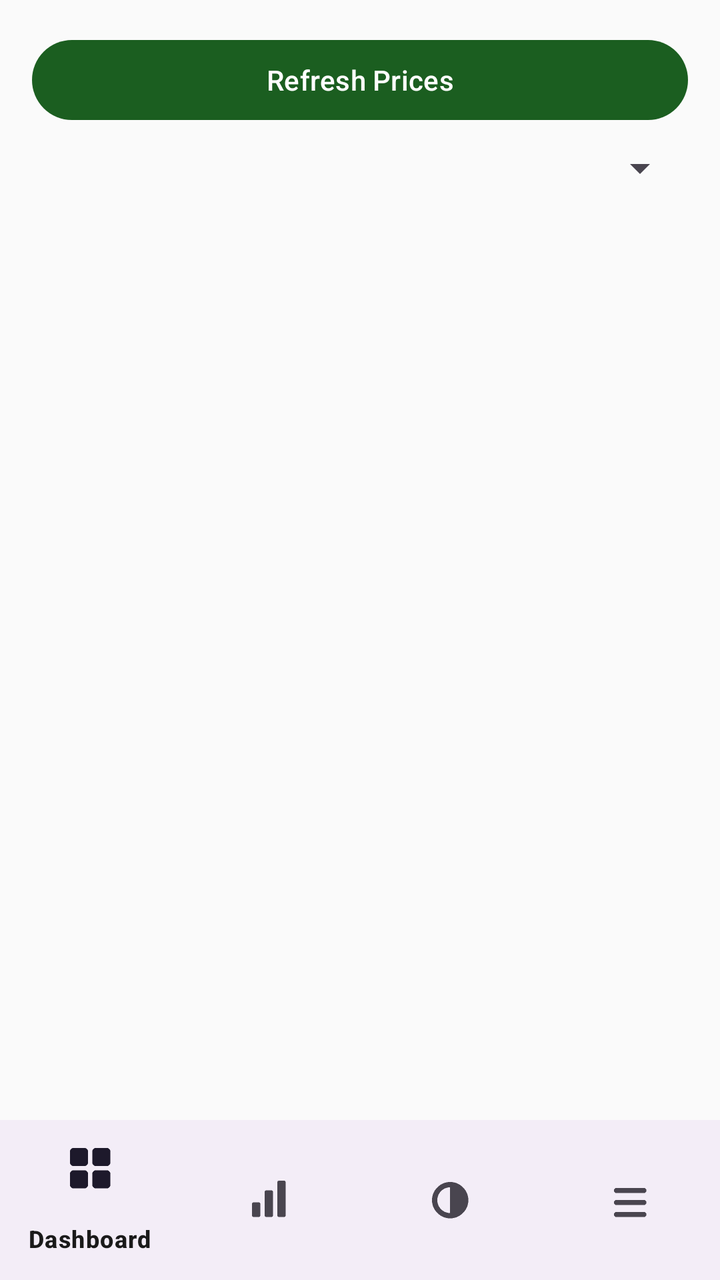
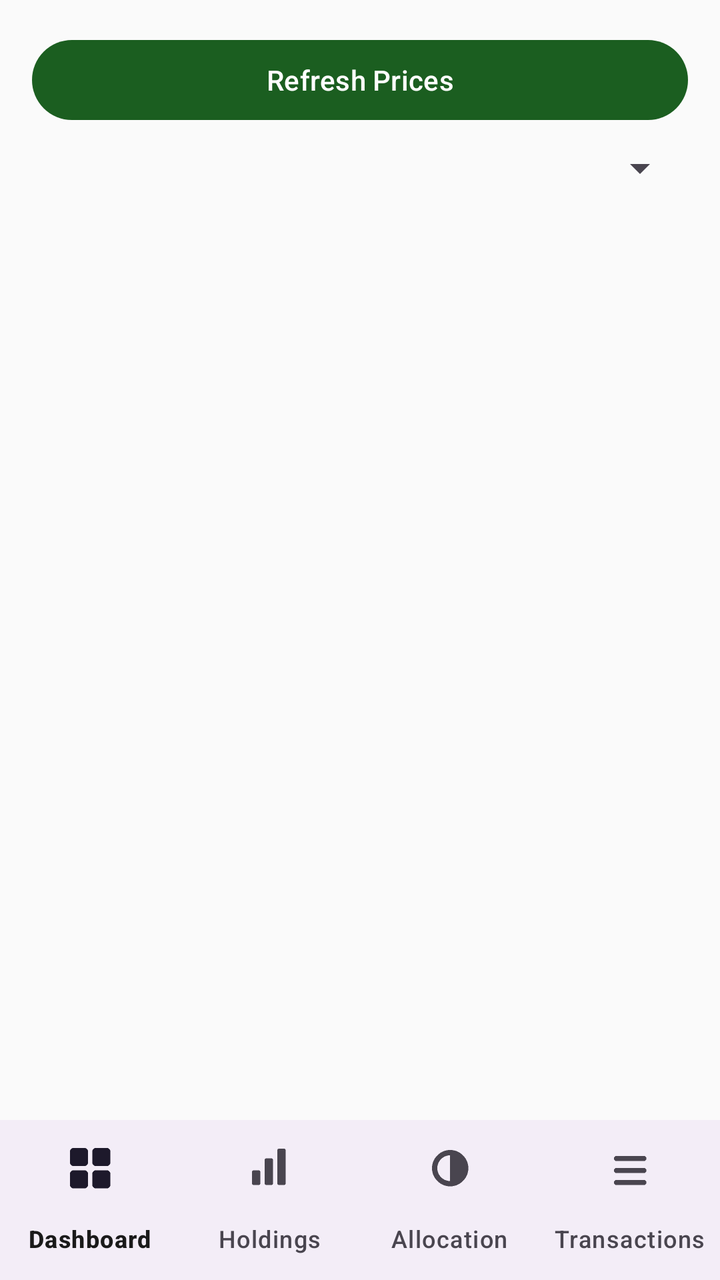

Two renders of the same Android screen: before a commit and after it. Below are the layout's source before the change and the commit's diff.
<!-- AndroidManifest.xml: application theme Theme.PersonalPortfolio -->
<!-- res/layout/activity_holdings.xml -->
<?xml version="1.0" encoding="utf-8"?>
<LinearLayout xmlns:android="http://schemas.android.com/apk/res/android"
    android:layout_width="match_parent"
    android:layout_height="match_parent"
    android:orientation="vertical">

    <LinearLayout
        android:layout_width="match_parent"
        android:layout_height="0dp"
        android:layout_weight="1"
        android:orientation="vertical"
        android:padding="16dp">

        <Button
            android:id="@+id/refreshPricesButton"
            android:layout_width="match_parent"
            android:layout_height="wrap_content"
            android:text="Refresh Prices" />

        <Spinner
            android:id="@+id/memberFilterSpinner"
            android:layout_width="match_parent"
            android:layout_height="wrap_content"
            android:layout_marginTop="8dp" />

        <TextView
            android:id="@+id/holdingsSummary"
            android:layout_width="match_parent"
            android:layout_height="wrap_content"
            android:layout_marginTop="12dp"
            android:textSize="15sp"
            android:textStyle="bold" />

        <TextView
            android:id="@+id/xirrSummary"
            android:layout_width="match_parent"
            android:layout_height="wrap_content"
            android:textSize="14sp" />

        <androidx.recyclerview.widget.RecyclerView
            android:id="@+id/holdingsRecyclerView"
            android:layout_width="match_parent"
            android:layout_height="0dp"
            android:layout_weight="1"
            android:layout_marginTop="12dp" />

    </LinearLayout>

    <com.google.android.material.bottomnavigation.BottomNavigationView
        android:id="@+id/bottomNav"
        android:layout_width="match_parent"
        android:layout_height="wrap_content"
        app:menu="@menu/bottom_nav_menu"
        xmlns:app="http://schemas.android.com/apk/res-auto" />

</LinearLayout>
<!-- resources referenced by this layout -->
<resources>
  <style name="Theme.PersonalPortfolio" parent="Theme.Material3.DayNight.NoActionBar">
          <item name="colorPrimary">@color/colorPrimary</item>
          <item name="colorPrimaryVariant">@color/colorPrimaryVariant</item>
          <item name="colorOnPrimary">@color/colorOnPrimary</item>
  
          <item name="colorSecondary">@color/colorSecondary</item>
          <item name="colorOnSecondary">@color/colorOnSecondary</item>
  
          <item name="android:colorBackground">@color/colorBackground</item>
          <item name="colorOnBackground">@color/colorOnBackground</item>
  
          <item name="colorSurface">@color/colorSurface</item>
          <item name="colorOnSurface">@color/colorOnSurface</item>
  
          <item name="android:statusBarColor">@color/colorPrimaryVariant</item>
      </style>
  <color name="colorPrimary">#1B5E20</color>
  <color name="colorPrimaryVariant">#0D3B12</color>
  <color name="colorOnPrimary">#FFFFFF</color>
  <color name="colorSecondary">#00897B</color>
  <color name="colorOnSecondary">#FFFFFF</color>
  <color name="colorBackground">#FAFAFA</color>
  <color name="colorOnBackground">#1A1A1A</color>
  <color name="colorSurface">#FFFFFF</color>
  <color name="colorOnSurface">#1A1A1A</color>
</resources>

<!-- the commit's change to res/layout/activity_holdings.xml (unified diff, before → after) -->
@@ -51,6 +51,7 @@
         android:layout_width="match_parent"
         android:layout_height="wrap_content"
         app:menu="@menu/bottom_nav_menu"
+        app:labelVisibilityMode="labeled"
         xmlns:app="http://schemas.android.com/apk/res-auto" />
 
 </LinearLayout>
